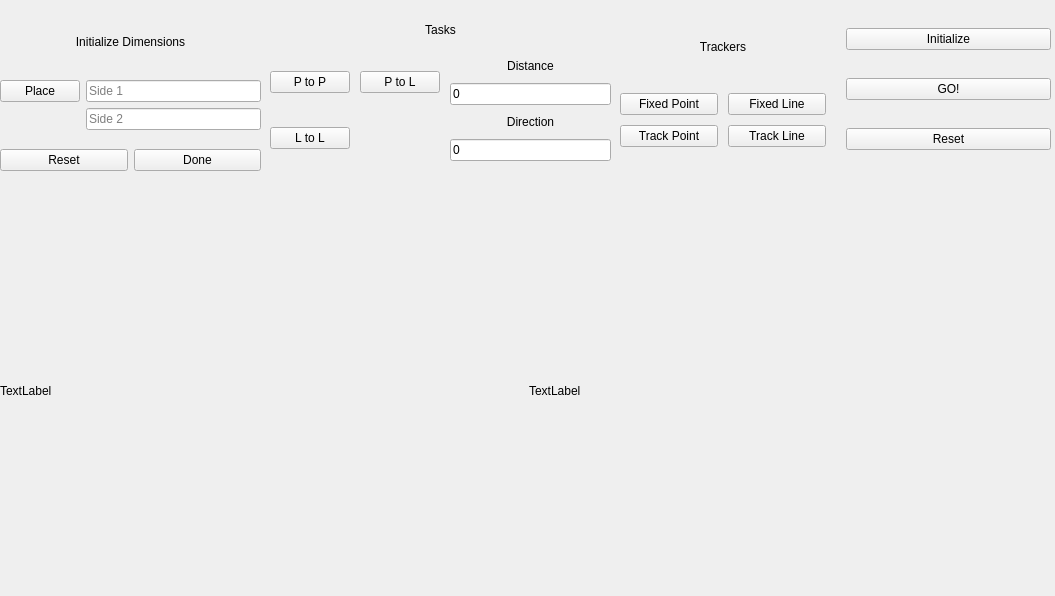
This is catkin_ws/src/rqt_custom_gui/resource/form.ui in ColeDewis/CMPUT428-Project as Qt 5 draws it before an edit. The edited form follows.
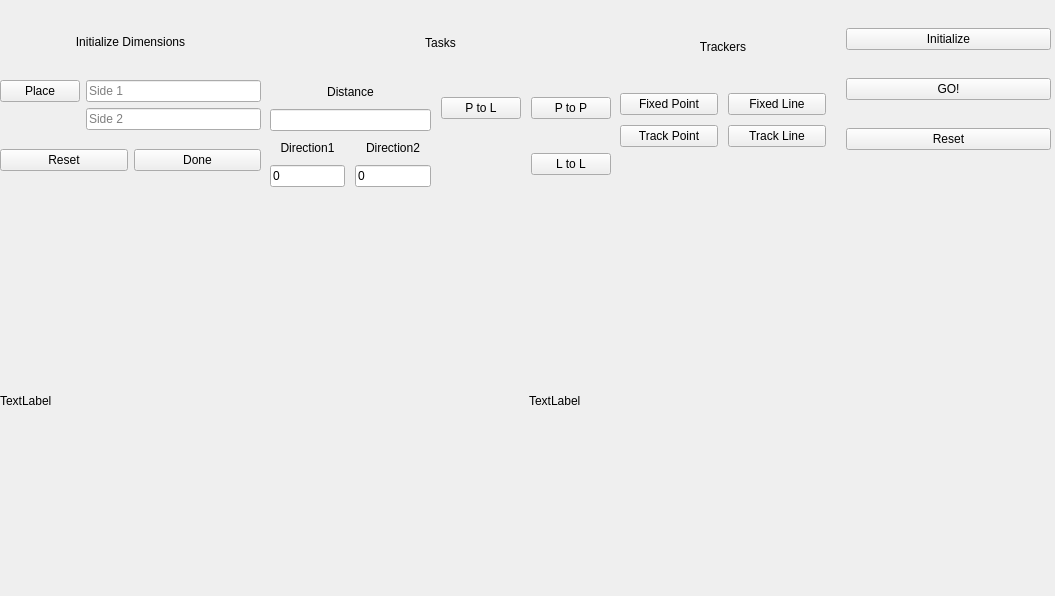
This is the edited form.

Commit message: Two distances are better than one

```diff
--- a/catkin_ws/src/rqt_custom_gui/resource/form.ui
+++ b/catkin_ws/src/rqt_custom_gui/resource/form.ui
@@ -206,7 +206,7 @@
    <property name="geometry">
     <rect>
      <x>0</x>
-     <y>200</y>
+     <y>210</y>
      <width>1051</width>
      <height>381</height>
     </rect>
@@ -228,13 +228,13 @@
     </item>
    </layout>
   </widget>
-  <widget class="QWidget" name="">
+  <widget class="QWidget" name="layoutWidget">
    <property name="geometry">
     <rect>
      <x>270</x>
      <y>10</y>
      <width>341</width>
-     <height>159</height>
+     <height>197</height>
     </rect>
    </property>
    <layout class="QVBoxLayout" name="verticalLayout">
@@ -262,20 +262,6 @@
       <property name="spacing">
        <number>10</number>
       </property>
-      <item row="1" column="0">
-       <widget class="QPushButton" name="LtoLButton">
-        <property name="text">
-         <string>L to L</string>
-        </property>
-       </widget>
-      </item>
-      <item row="0" column="0">
-       <widget class="QPushButton" name="PtoPButton">
-        <property name="text">
-         <string>P to P</string>
-        </property>
-       </widget>
-      </item>
       <item row="0" column="1">
        <widget class="QPushButton" name="PtoLButton">
         <property name="text">
@@ -283,7 +269,21 @@
         </property>
        </widget>
       </item>
+      <item row="2" column="2">
+       <widget class="QPushButton" name="LtoLButton">
+        <property name="text">
+         <string>L to L</string>
+        </property>
+       </widget>
+      </item>
       <item row="0" column="2">
+       <widget class="QPushButton" name="PtoPButton">
+        <property name="text">
+         <string>P to P</string>
+        </property>
+       </widget>
+      </item>
+      <item row="0" column="0">
        <layout class="QVBoxLayout" name="verticalLayout_6">
         <item>
          <widget class="QLabel" name="label_2">
@@ -296,31 +296,50 @@
          </widget>
         </item>
         <item>
-         <widget class="QLineEdit" name="TaskDistance">
-          <property name="text">
-           <string>0</string>
-          </property>
-        </widget>
+         <widget class="QLineEdit" name="TaskDistance"/>
         </item>
        </layout>
       </item>
-      <item row="1" column="2">
-       <layout class="QVBoxLayout" name="verticalLayout_7">
-        <item>
+      <item row="2" column="0">
+       <layout class="QGridLayout" name="gridLayout_3">
+        <item row="1" column="0">
+         <widget class="QLineEdit" name="TaskDirection1">
+          <property name="text">
+           <string>0</string>
+          </property>
+          <property name="placeholderText">
+           <string/>
+          </property>
+         </widget>
+        </item>
+        <item row="0" column="0">
          <widget class="QLabel" name="label_3">
           <property name="text">
-           <string>Direction</string>
+           <string>Direction1</string>
           </property>
           <property name="alignment">
            <set>Qt::AlignCenter</set>
           </property>
          </widget>
         </item>
-        <item>
-         <widget class="QLineEdit" name="TaskDirection">
+        <item row="0" column="1">
+         <widget class="QLabel" name="label_4">
+          <property name="text">
+           <string>Direction2</string>
+          </property>
+          <property name="alignment">
+           <set>Qt::AlignCenter</set>
+          </property>
+         </widget>
+        </item>
+        <item row="1" column="1">
+         <widget class="QLineEdit" name="TaskDirection2">
           <property name="text">
            <string>0</string>
           </property>
+          <property name="placeholderText">
+           <string/>
+          </property>
          </widget>
         </item>
        </layout>
```
Left out of the diff: 2 changed lines with no effect on the pictures. The commit also changes 2 other files.
